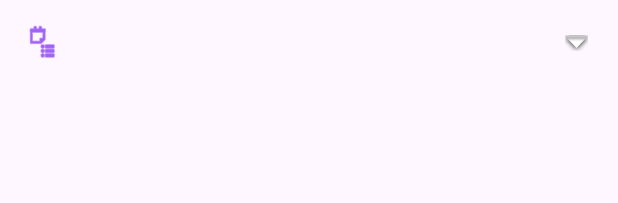
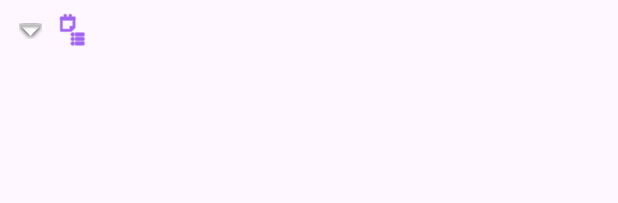
Before and after one commit to SHINDA3iv/MindNote, an Android app: the layout expandable_menu_item.xml on its own in the app's theme, with its tools: preview values and no code run, on a phone screen of 412 x 824 dp. Shown: the top 203 px of the screen. Run offline under Robolectric (Android 15) with nearby library versions, the phone set to English and light mode, and no system bars.

Commit message:
Доделки по иерархии

```diff
--- a/MobileApp/app/src/main/res/layout/expandable_menu_item.xml
+++ b/MobileApp/app/src/main/res/layout/expandable_menu_item.xml
@@ -1,22 +1,35 @@
 <?xml version="1.0" encoding="utf-8"?>
 <LinearLayout xmlns:android="http://schemas.android.com/apk/res/android"
-    android:layout_width="match_parent"
+    android:layout_width="600dp"
     android:layout_height="wrap_content"
-    android:orientation="vertical">
+    android:orientation="vertical"
+    android:layout_gravity="fill_horizontal"
+    android:fillViewport="true">
 
     <LinearLayout
         android:id="@+id/menu_item_header"
         android:layout_width="match_parent"
         android:layout_height="wrap_content"
         android:orientation="horizontal"
-        android:padding="16dp"
-        android:background="?attr/selectableItemBackground">
+        android:padding="8dp"
+        android:background="?attr/selectableItemBackground"
+        android:gravity="center_vertical"
+        android:layout_gravity="fill_horizontal">
+
+        <ImageButton
+            android:id="@+id/expand_button"
+            android:layout_width="24dp"
+            android:layout_height="24dp"
+            android:background="?attr/selectableItemBackgroundBorderless"
+            android:src="@android:drawable/arrow_down_float"
+            android:rotation="0"
+            android:padding="2dp" />
 
         <ImageView
             android:id="@+id/menu_item_icon"
             android:layout_width="24dp"
             android:layout_height="24dp"
-            android:layout_gravity="center_vertical"
+            android:layout_marginStart="4dp"
             android:src="@android:drawable/ic_menu_agenda"
             android:tint="@color/design_default_color_primary" />
 
@@ -25,20 +38,10 @@
             android:layout_width="0dp"
             android:layout_height="wrap_content"
             android:layout_weight="1"
-            android:layout_marginStart="16dp"
-            android:layout_gravity="center_vertical"
+            android:layout_marginStart="8dp"
             android:textSize="16sp"
             android:textColor="@color/design_default_color_primary" />
 
-        <ImageButton
-            android:id="@+id/expand_button"
-            android:layout_width="24dp"
-            android:layout_height="24dp"
-            android:layout_gravity="center_vertical"
-            android:background="?attr/selectableItemBackgroundBorderless"
-            android:src="@android:drawable/arrow_down_float"
-            android:rotation="0"
-            android:padding="4dp" />
     </LinearLayout>
 
     <LinearLayout
```
Also changed, not shown: MobileApp/app/src/main/java/com/example/mindnote/MainActivity.kt (+11 -13 lines), MobileApp/app/src/main/java/com/example/mindnote/views/ExpandableMenuItem.kt (+18 -2 lines), MobileApp/app/src/main/res/layout/nav_menu_item.xml (added, +11 -0 lines).
